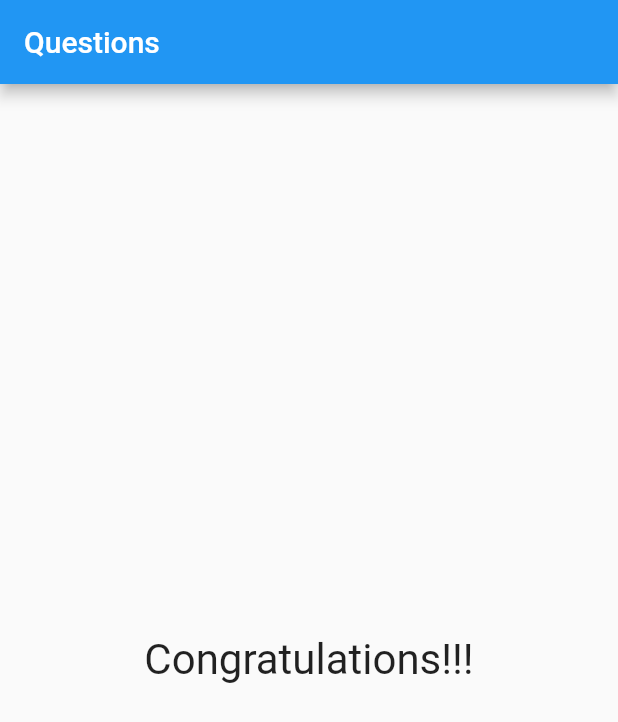
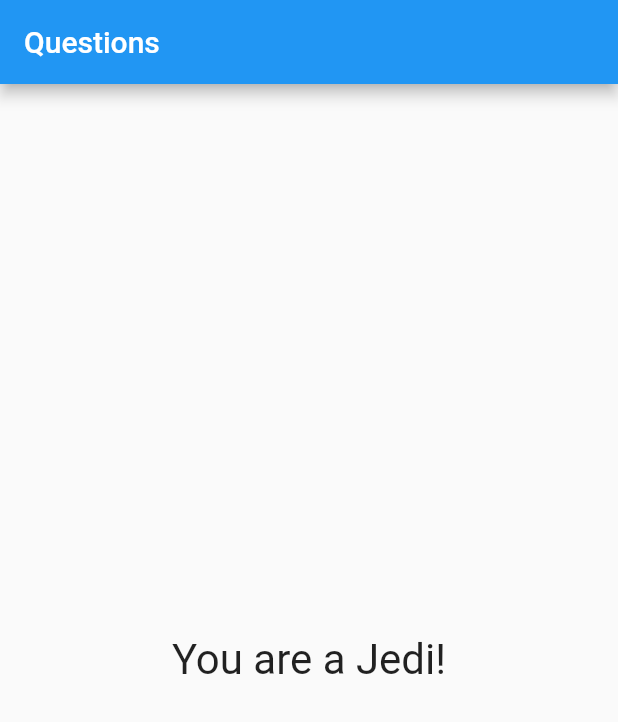
Before and after one commit to IsmaelCardoso/fundamentals_flutter_quiz_exemple, a Flutter app: the screen it shows after launch, after a tap on "Black", after a tap on "Cobra", after a tap on "Léo", on a phone screen of 412 x 824 dp. Shown: the top 722 px of the screen. Run offline on Flutter 3.47's test engine with Material 2 defaults, Android fonts, the phone set to English and light mode, and no system bars.

Commit message:
chore(quiz): add acore step3

```diff
--- a/lib/main.dart
+++ b/lib/main.dart
@@ -67,7 +67,7 @@ class _QuestionAppState extends State<QuestionApp> {
                 selectedQuestion: _selectedQuestion,
                 answerProp: _answer,
               )
-            : Result("Congratulations!!!"),
+            : Result(score: _totalScore),
       ),
     );
   }
--- a/lib/result.dart
+++ b/lib/result.dart
@@ -1,15 +1,29 @@
 import 'package:flutter/material.dart';
 
 class Result extends StatelessWidget {
-  final String text;
+  final int score;
 
-  Result(this.text);
+  Result({
+    @required this.score,
+  });
+
+  String get resultScore {
+    if (score < 8) {
+      return "Congratulations!";
+    } else if (score < 12) {
+      return "You are good!";
+    } else if (score < 16) {
+      return "Impressive!!!";
+    } else {
+      return "You are a Jedi!";
+    }
+  }
 
   @override
   Widget build(BuildContext context) {
     return Center(
         child: Text(
-      text,
+      resultScore,
       style: TextStyle(fontSize: 28),
     ));
   }
```
